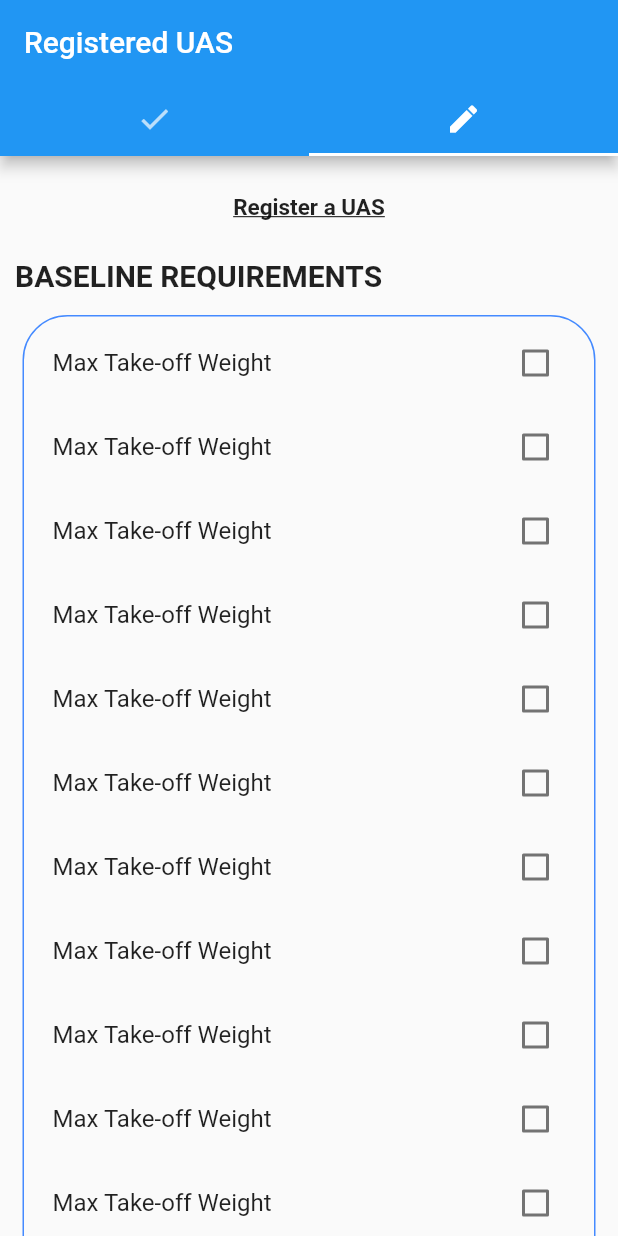
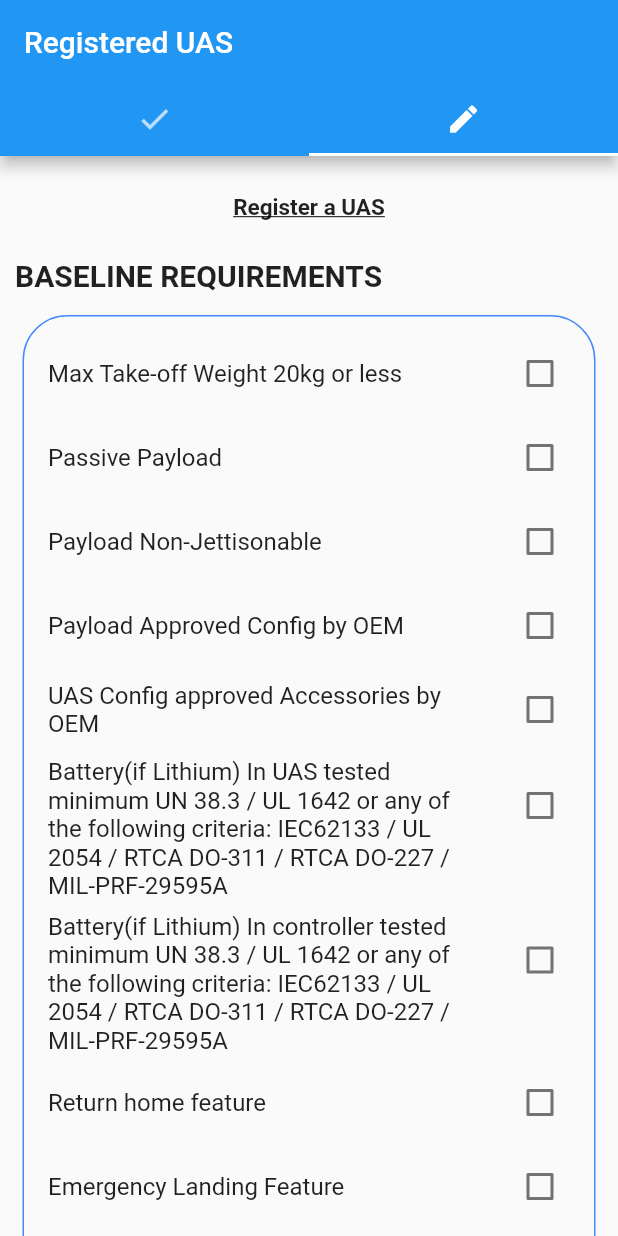
Before and after one commit to WXenon/uas_registration, a Flutter app: the RegisteredUASPage screen opened directly, tab 2 chosen, on a phone screen of 412 x 824 dp. Run offline on Flutter 3.47's test engine with Material 2 defaults, Android fonts, the phone set to English and light mode, and no system bars.

Commit message:
Update to content of checkboxes

```diff
--- a/lib/main.dart
+++ b/lib/main.dart
@@ -228,7 +228,7 @@ class _RegisteredUASPage extends State<RegisteredUASPage> {
                         ),
                         new Container(
                           margin: const EdgeInsets.all(15.0),
-                          padding: const EdgeInsets.all(3.0),
+                          padding: EdgeInsets.fromLTRB(0, 10, 0, 0),
                           decoration: BoxDecoration(
                             border: Border.all(color: Colors.blueAccent),
                             borderRadius: new BorderRadius.circular(30.0),
@@ -238,68 +238,68 @@ class _RegisteredUASPage extends State<RegisteredUASPage> {
                               new CheckboxListTile(
                                 value: weightReq,
                                 onChanged: _weightReqChanged,
-                                title: new Text("Max Take-off Weight"),
+                                title: new Text("Max Take-off Weight 20kg or less"),
                               ),
                               new CheckboxListTile(
-                                value: weightReq,
-                                onChanged: _weightReqChanged,
-                                title: new Text("Max Take-off Weight"),
+                                value: pL_passive,
+                                onChanged: _pL_passiveChanged,
+                                title: new Text("Passive Payload"),
                               ),
                               new CheckboxListTile(
-                                value: weightReq,
-                                onChanged: _weightReqChanged,
-                                title: new Text("Max Take-off Weight"),
+                                value: pL_non_jett,
+                                onChanged: _pL_non_jettChanged,
+                                title: new Text("Payload Non-Jettisonable"),
                               ),
                               new CheckboxListTile(
-                                value: weightReq,
-                                onChanged: _weightReqChanged,
-                                title: new Text("Max Take-off Weight"),
+                                value: pL_approvedConfByOEM,
+                                onChanged: _pL_approvedConfByOEMChanged,
+                                title: new Text("Payload Approved Config by OEM"),
                               ),
                               new CheckboxListTile(
-                                value: weightReq,
-                                onChanged: _weightReqChanged,
-                                title: new Text("Max Take-off Weight"),
+                                value: UASConf_approved,
+                                onChanged: _UASConf_approvedChanged,
+                                title: new Text("UAS Config approved Accessories by OEM"),
                               ),
                               new CheckboxListTile(
-                                value: weightReq,
-                                onChanged: _weightReqChanged,
-                                title: new Text("Max Take-off Weight"),
+                                value: batteryInUAS,
+                                onChanged: _batteryInUASChanged,
+                                title: new Text("Battery(if Lithium) In UAS tested minimum UN 38.3 / UL 1642 or any of the following criteria: IEC62133 / UL 2054 / RTCA DO-311 / RTCA DO-227 / MIL-PRF-29595A"),
                               ),
                               new CheckboxListTile(
-                                value: weightReq,
-                                onChanged: _weightReqChanged,
-                                title: new Text("Max Take-off Weight"),
+                                value: batteryInController,
+                                onChanged: _batteryInControllerChanged,
+                                title: new Text("Battery(if Lithium) In controller tested minimum UN 38.3 / UL 1642 or any of the following criteria: IEC62133 / UL 2054 / RTCA DO-311 / RTCA DO-227 / MIL-PRF-29595A"),
                               ),
                               new CheckboxListTile(
-                                value: weightReq,
-                                onChanged: _weightReqChanged,
-                                title: new Text("Max Take-off Weight"),
+                                value: dF_returnHome,
+                                onChanged: _dF_returnHomeChanged,
+                                title: new Text("Return home feature"),
                               ),
                               new CheckboxListTile(
-                                value: weightReq,
-                                onChanged: _weightReqChanged,
-                                title: new Text("Max Take-off Weight"),
+                                value: dF_emergLandingSysUser,
+                                onChanged: _dF_emergLandingSysUserChanged,
+                                title: new Text("Emergency Landing Feature"),
                               ),
                               new CheckboxListTile(
-                                value: weightReq,
-                                onChanged: _weightReqChanged,
-                                title: new Text("Max Take-off Weight"),
+                                value: dF_geoFencing,
+                                onChanged: _dF_geoFencingChanged,
+                                title: new Text("Geo-fencing Feature"),
                               ),
                               new CheckboxListTile(
-                                value: weightReq,
-                                onChanged: _weightReqChanged,
-                                title: new Text("Max Take-off Weight"),
+                                value: dF_2steppropulsion,
+                                onChanged: _dF_2steppropulsionChanged,
+                                title: new Text("2 steps procedure for propulsion system to activate"),
                               ),
                               new CheckboxListTile(
-                                value: weightReq,
-                                onChanged: _weightReqChanged,
-                                title: new Text("Max Take-off Weight"),
+                                value: cots,
+                                onChanged: _cotsChanged,
+                                title: new Text("Is the UAS a COTS item"),
                               ),
                               new CheckboxListTile(
-                                value: weightReq,
-                                onChanged: _weightReqChanged,
-                                title: new Text("Max Take-off Weight"),
-                              )
+                                value: zeromarginSafety,
+                                onChanged: _zeromarginSafetyChanged,
+                                title: new Text("Margin of Safety(SF 1.5) for (1)Joint Mechanism between tether to the VTOL UAS, (2)Anchoring Mechanism between the tether and Anchoring Point, (3)tether and (4)Length restraining mechanism(if any) at least 0"),
+                              ),
                             ],
                           )
                         )
```
